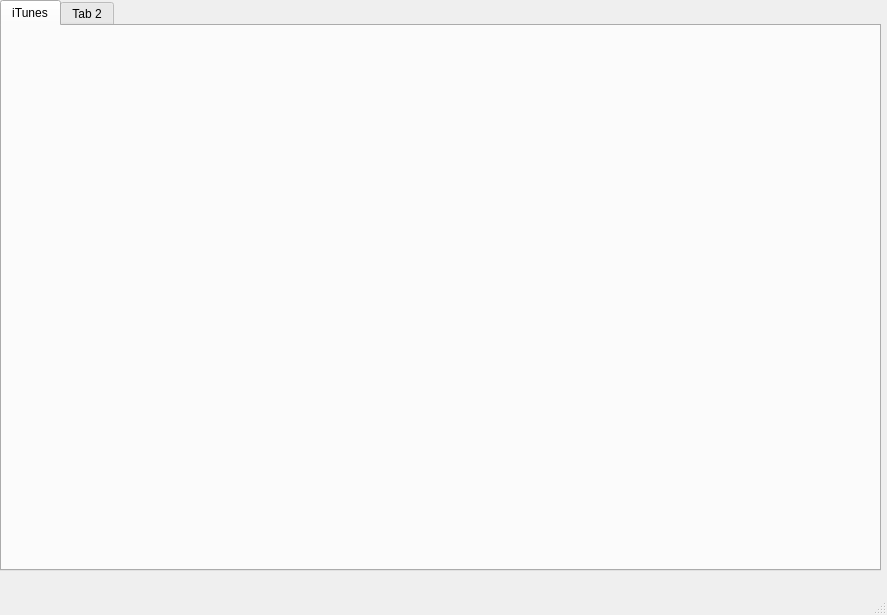
This is MoboScrap.ui in stoic1979/MoboScrap as Qt 5 draws it before an edit. The edited form follows.
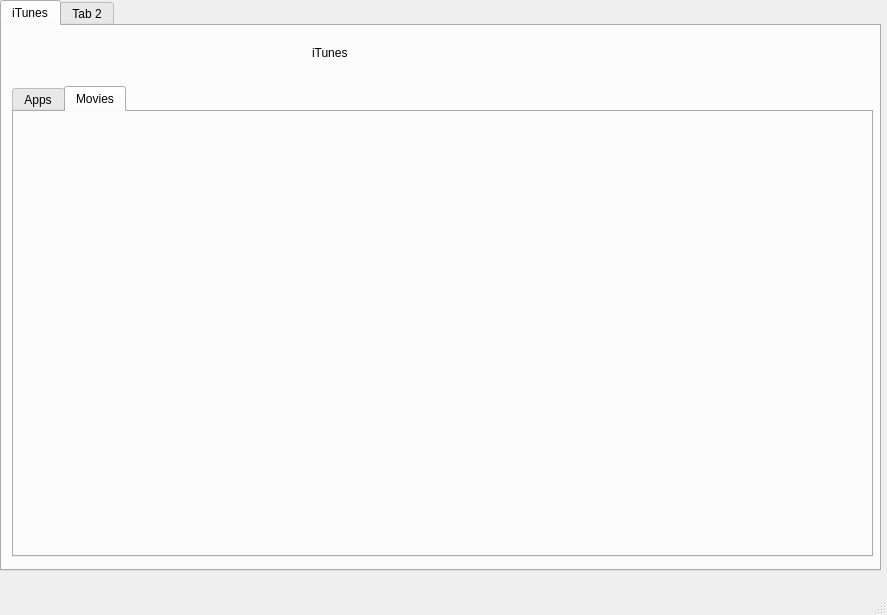
This is the edited form.

Commit message: ui tabs for itunes - apps, movies

```diff
--- a/MoboScrap.ui
+++ b/MoboScrap.ui
@@ -27,6 +27,42 @@
      <attribute name="title">
       <string>iTunes</string>
      </attribute>
+     <widget class="QTabWidget" name="tabWidget_2">
+      <property name="geometry">
+       <rect>
+        <x>10</x>
+        <y>60</y>
+        <width>861</width>
+        <height>471</height>
+       </rect>
+      </property>
+      <property name="currentIndex">
+       <number>1</number>
+      </property>
+      <widget class="QWidget" name="tab_3">
+       <attribute name="title">
+        <string>Apps</string>
+       </attribute>
+      </widget>
+      <widget class="QWidget" name="tab_4">
+       <attribute name="title">
+        <string>Movies</string>
+       </attribute>
+      </widget>
+     </widget>
+     <widget class="QLabel" name="label">
+      <property name="geometry">
+       <rect>
+        <x>310</x>
+        <y>20</y>
+        <width>59</width>
+        <height>14</height>
+       </rect>
+      </property>
+      <property name="text">
+       <string>iTunes</string>
+      </property>
+     </widget>
     </widget>
     <widget class="QWidget" name="tab_2">
      <attribute name="title">
```
